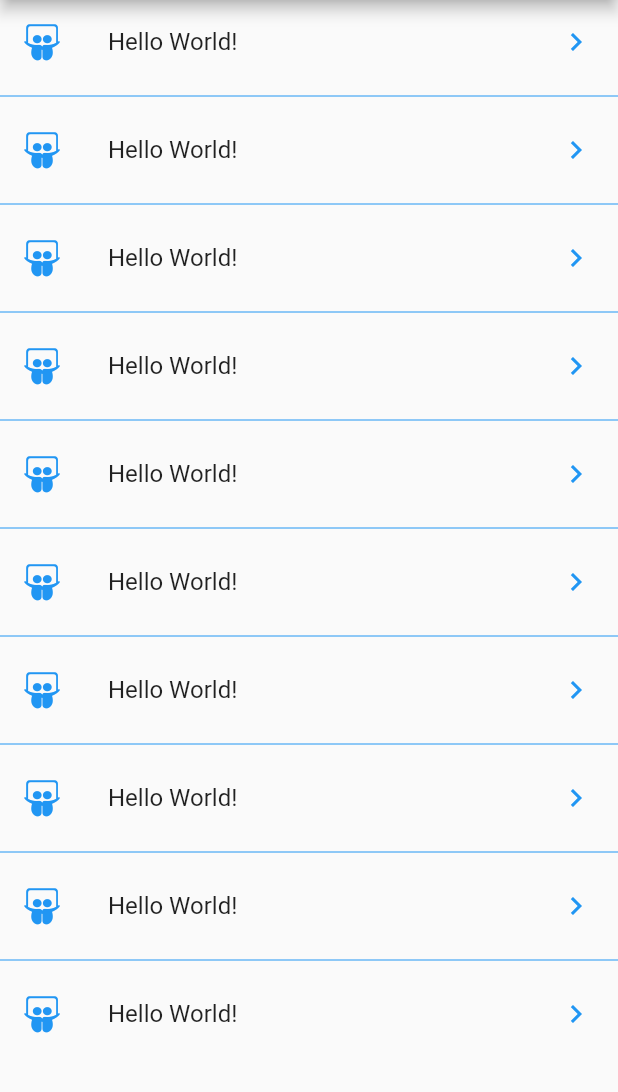
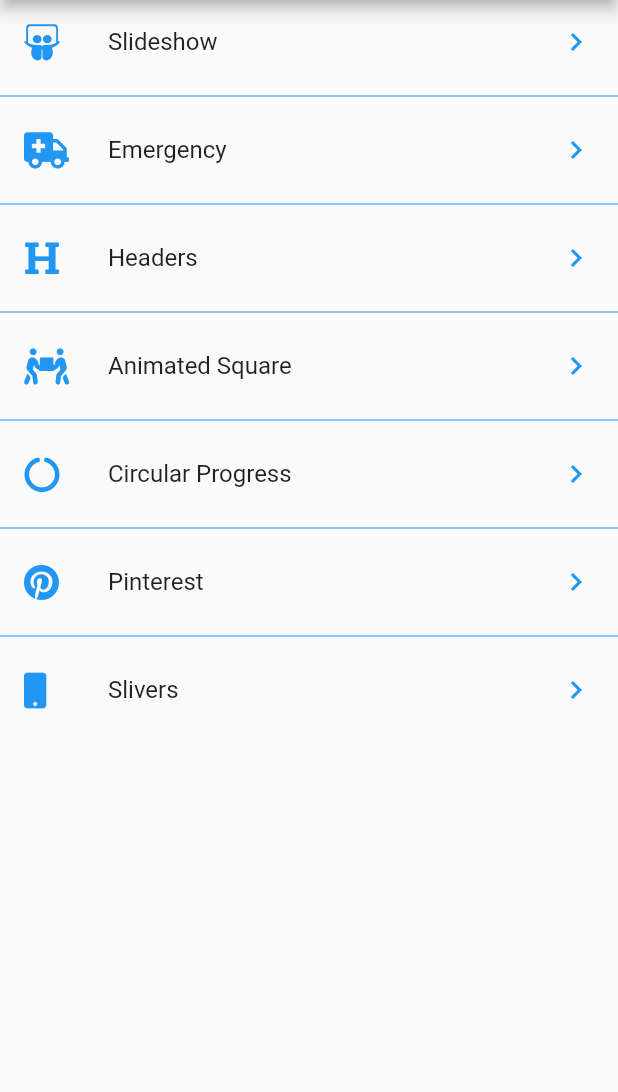
Before and after one commit to mgarciareimers/flutter_ui_design_course, a Flutter app: the screen it shows after launch, on a phone screen of 412 x 824 dp, the part 84-1176 px from its top. Run offline on Flutter 3.47's test engine with Material 2 defaults, Android fonts, the phone set to English and light mode, and no system bars; our stand-ins replace animate_do, flutter_svg, font_awesome_flutter.

Commit message:
designs_project: Routes + Menu.

```diff
--- a/backgrounds_custom_painter/lib/src/pages/home_page.dart
+++ b/backgrounds_custom_painter/lib/src/pages/home_page.dart
@@ -1,5 +1,8 @@
 import 'package:flutter/material.dart';
 import 'package:font_awesome_flutter/font_awesome_flutter.dart';
+
+// Routes.
+import 'package:backgrounds_design/src/routes/routes.dart';
 
 class HomePage extends StatelessWidget {
   @override
@@ -20,12 +23,14 @@ class _OptionsList extends StatelessWidget {
     return ListView.separated(
       physics: BouncingScrollPhysics(),
       separatorBuilder: (context, index) => Divider(color: Colors.blue),
-      itemCount: 10,
+      itemCount: pageRoutes.length,
       itemBuilder: (context, index) => ListTile(
-        leading: FaIcon(FontAwesomeIcons.slideshare, color: Colors.blue),
-        title: Text('Hello World!'),
+        leading: FaIcon(pageRoutes[index].icon, color: Colors.blue),
+        title: Text(pageRoutes[index].title),
         trailing: Icon(Icons.chevron_right, color: Colors.blue),
-        onTap: () {},
+        onTap: () {
+          Navigator.push(context, MaterialPageRoute(builder: (context) => pageRoutes[index].page));
+        },
       ),
     );
   }
--- /dev/null
+++ b/backgrounds_custom_painter/lib/src/routes/routes.dart
@@ -0,0 +1,28 @@
+import 'package:flutter/material.dart';
+import 'package:font_awesome_flutter/font_awesome_flutter.dart';
+
+import 'package:backgrounds_design/src/pages/headers_page.dart';
+import 'package:backgrounds_design/src/challenges/animated_square_page.dart';
+import 'package:backgrounds_design/src/pages/circular_graphics_page.dart';
+import 'package:backgrounds_design/src/pages/slideshow_page.dart';
+import 'package:backgrounds_design/src/pages/pinterest_page.dart';
+import 'package:backgrounds_design/src/pages/emergency_page.dart';
+import 'package:backgrounds_design/src/pages/sliver_list_page.dart';
+
+final List<_Route> pageRoutes = [
+  _Route(FontAwesomeIcons.slideshare, 'Slideshow', SlideShowPage()),
+  _Route(FontAwesomeIcons.ambulance, 'Emergency', EmergencyPage()),
+  _Route(FontAwesomeIcons.heading, 'Headers', HeadersPage()),
+  _Route(FontAwesomeIcons.peopleCarry, 'Animated Square', AnimatedSquarePage()),
+  _Route(FontAwesomeIcons.circleNotch, 'Circular Progress', CircularGraphicsPage()),
+  _Route(FontAwesomeIcons.pinterest, 'Pinterest', PinterestPage()),
+  _Route(FontAwesomeIcons.mobile, 'Slivers', SliverListPage()),
+];
+
+class _Route {
+  final IconData icon;
+  final String title;
+  final Widget page;
+
+  _Route(this.icon, this.title, this.page);
+}
```
Also changed, not shown: backgrounds_custom_painter/lib/main.dart (+0 -9 lines).
